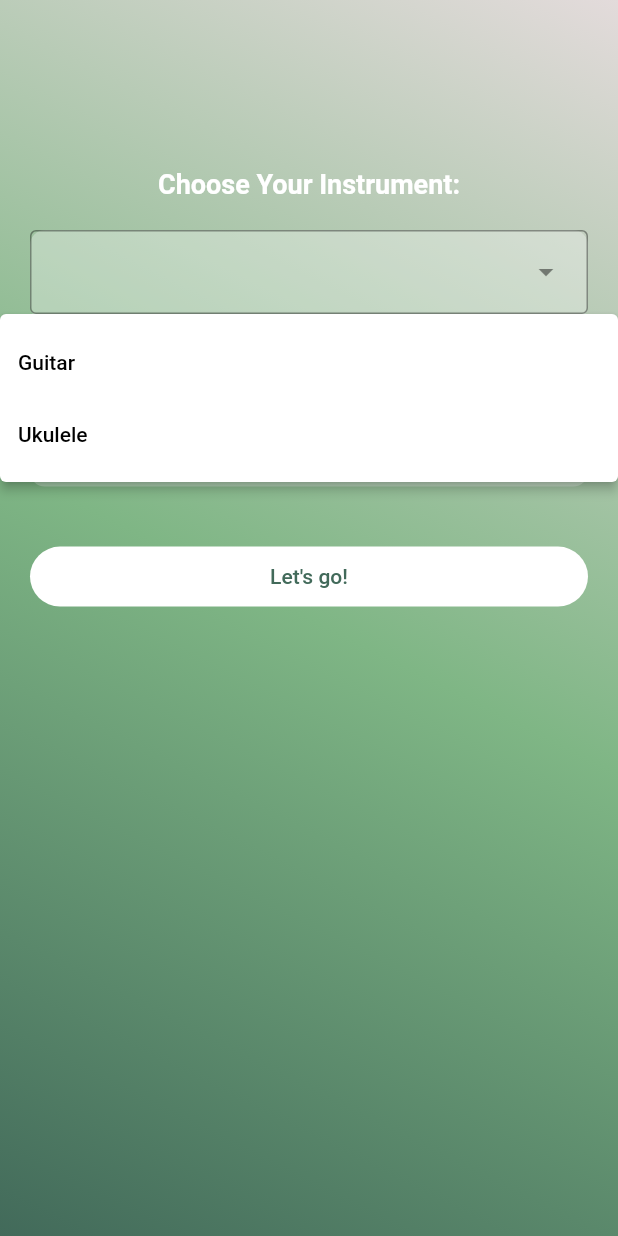
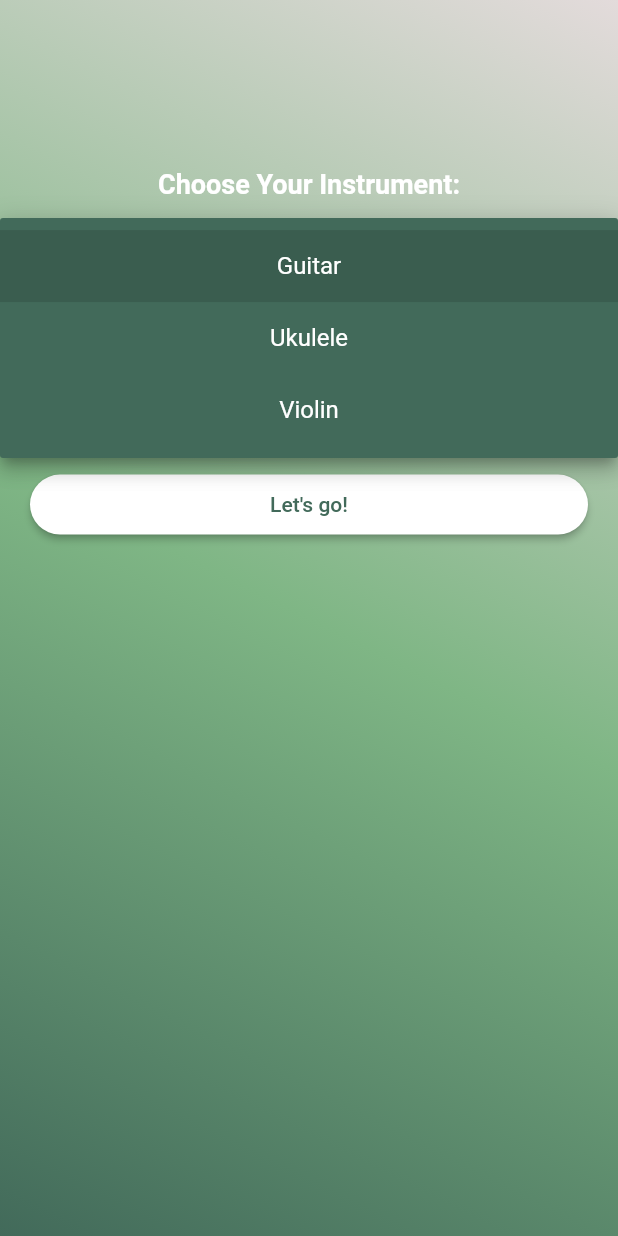
Before and after one commit to polancka/Guitar-tuner-mobile-app-, a Flutter app: the MyHomePage screen opened directly, after a tap on the "arrow drop down" icon, on a phone screen of 412 x 824 dp. Run offline on Flutter 3.47's test engine with Material 2 defaults, Android fonts, the phone set to English and light mode, and no system bars; our stand-ins replace permission_handler; missing offline and left inert: flutter_audio_capture, pitch_detector_dart, pitchupdart.

Commit message:
A lot of new on the tuning page, home page not working!

```diff
--- a/guitar_tuner/lib/home.dart
+++ b/guitar_tuner/lib/home.dart
@@ -1,6 +1,8 @@
 import 'package:flutter/material.dart';
 import 'tuning.dart';
 import 'styles.dart';
+
+//TO FIX: when chosing another instrument , rebuild the second dropdown button --> Currently not working MUST FIX
 
 class MyHomePage extends StatefulWidget {
   @override
@@ -8,8 +10,8 @@ class MyHomePage extends StatefulWidget {
 }
 
 class _MyHomePageState extends State<MyHomePage> {
-  String selectedInstrument = "guitar";
-  String selectedNote = "A";
+  String? selectedInstrument = null;
+  String? selectedNote = null;
   bool isButtonEnabled = false;
 
   @override
@@ -26,14 +28,18 @@ class _MyHomePageState extends State<MyHomePage> {
               colors: [
                 Styles.deepgreen,
                 Styles.lightgreen,
-                      Styles.offwhite
+                Styles.offwhite,
               ],
             ),
           ),
           child: SingleChildScrollView(
             child: Padding(
               padding: EdgeInsets.fromLTRB(
-                        20, MediaQuery.of(context).size.height * 0.1, 20, 0),
+                20,
+                MediaQuery.of(context).size.height * 0.1,
+                20,
+                0,
+              ),
               child: Form(
                 child: Column(
                   mainAxisAlignment: MainAxisAlignment.center,
@@ -45,125 +51,182 @@ class _MyHomePageState extends State<MyHomePage> {
                       style: TextStyle(
                         fontSize: 18,
                         fontWeight: FontWeight.bold,
-                                color: Colors.white), // Set text color to white
+                        color: Colors.white,
+                      ),
                     ),
                     const SizedBox(height: 20),
-                          Container(
-                              width: MediaQuery.of(context).size.width,
-                              height: 60,
-                              decoration: BoxDecoration(
-                                color: Colors.white.withOpacity(
-                                    0.3), // Set the background color of the dropdown
-                                borderRadius: BorderRadius.circular(
-                                    10.0), // Optional: Add border radius for a rounded appearance
+                    // first dropdown
+                    DropdownButton(
+                      dropdownColor: Styles.deepgreen,
+                      items: [
+                        DropdownMenuItem(
+                          child: Center(
+                              child: Text(
+                            "Guitar",
+                            style: TextStyle(color: Colors.white),
+                          )),
+                          value: "Guitar",
                         ),
-                              child: DropdownMenu<String>(
-                                width: MediaQuery.of(context).size.width,
+                        DropdownMenuItem(
+                          child: Center(
+                              child: Text(
+                            "Ukulele",
+                            style: TextStyle(color: Colors.white),
+                          )),
+                          value: "Ukulele",
+                        ),
+                        DropdownMenuItem(
+                          child: Center(
+                              child: Text(
+                            "Violin",
+                            style: TextStyle(color: Colors.white),
+                          )),
+                          value: "Violin",
+                        )
+                      ],
+                      value: selectedInstrument,
+                      onChanged: dropdownInstrumentCallback,
+                      iconEnabledColor: Styles.deepgreen,
+                      isExpanded: true,
+                    ),
 
-                                dropdownMenuEntries: const [
-                                  DropdownMenuEntry(
-                                      value: "guitar", label: "Guitar"),
-                                  DropdownMenuEntry(
-                                      value: "ukulele", label: "Ukulele")
-                                ],
-                                // Set text color to white
-                                onSelected: (value) {
-                                  setState(() {
-                                    selectedInstrument = value!;
-                                    selectedNote =
-                                        ""; // Reset the second dropdown when changing the first one
-                                    isButtonEnabled =
-                                        false; // Disable the button
-                                  });
-                                },
-                              )),
                     const SizedBox(height: 20),
                     const Text(
                       'Choose tuning:',
                       style: TextStyle(
                         fontSize: 18,
                         fontWeight: FontWeight.bold,
-                                color: Colors.white), // Set text color to white
+                        color: Colors.white,
+                      ),
                     ),
                     const SizedBox(height: 10),
-                          Container(
-                              width: MediaQuery.of(context).size.width,
-                              height: 60,
-                              decoration: BoxDecoration(
-                                color: Colors.white.withOpacity(
-                                    0.3), // Set the background color of the dropdown
-                                borderRadius: BorderRadius.circular(
-                                    10.0), // Optional: Add border radius for a rounded appearance
+                    //second dropdown
+
+                    DropdownButton(
+                      dropdownColor: Styles.deepgreen,
+                      items: buildNoteDropdownItems(selectedInstrument),
+                      value: selectedNote,
+                      onChanged: dropdownTuningCallback,
+                      iconEnabledColor: Styles.deepgreen,
+                      isExpanded: true,
                     ),
-                              child: DropdownMenu<String>(
-                                leadingIcon:
-                                    Icon(Icons.music_note, color: Colors.white),
-                                dropdownMenuEntries:
-                                    buildNoteDropdownItems(selectedInstrument),
-                                // Set text color to white
-                                onSelected: (value) {
-                                  setState(() {
-                                    selectedNote = value!;
-                                    isButtonEnabled =
-                                        selectedInstrument != "" &&
-                                            selectedNote != "";
-                                  });
-                                },
-                                // Disable the dropdown if no instrument is selected
-                                //onChanged: selectedInstrument != null ? (value) => {} : null,
-                              )),
+
                     const SizedBox(height: 40),
-                          logInButton(context, "Let's go!", selectedInstrument,
-                              selectedNote)
+                    nextButton(context, "Let's go!", selectedInstrument,
+                        selectedNote, isButtonEnabled),
                   ],
                 ),
               ),
             ),
-                ))));
+          ),
+        ),
+      ),
+    );
   }
 
-  List<DropdownMenuEntry<String>> buildNoteDropdownItems(selectedInstrument) {
-    if (selectedInstrument == "guitar") {
-      return [
-        DropdownMenuEntry(value: "EADGHE", label: "EADGHE"),
-        DropdownMenuEntry(value: "drop D", label: "drop D")
-      ];
-    } else if (selectedInstrument == "ukulele") {
-      return [
-        DropdownMenuEntry(value: "GCEA", label: "GCEA"),
-        DropdownMenuEntry(value: "drop D", label: "drop D")
-      ];
-    } else {
-      return [
-        DropdownMenuEntry(value: "AAA", label: "AAA"),
-        DropdownMenuEntry(value: "BBB", label: "BBB")
-      ];
-    }
+  void dropdownInstrumentCallback(String? selectedValue) {
+    if (selectedValue is String) {
+      setState(() {
+        selectedInstrument = selectedValue;
+        selectedNote = "";
+        updateButtonEnabled();
+      });
     }
   }
 
-SizedBox logInButton(
-    BuildContext context, String text, String instrument, String tuning) {
+  void dropdownTuningCallback(String? selectedTone) {
+    if (selectedTone is String) {
+      setState(() {
+        selectedNote = selectedTone;
+        updateButtonEnabled();
+      });
+    }
+  }
+
+  List<DropdownMenuItem<String>>? buildNoteDropdownItems(
+      String? selectedInstrument) {
+    if (selectedInstrument == null) {
+      return [];
+    }
+    if (selectedInstrument == "Guitar") {
+      return [
+        DropdownMenuItem(
+            value: "EADGHE",
+            child: Center(
+                child: Text("EADGHE", style: TextStyle(color: Colors.white)))),
+        DropdownMenuItem(
+            value: "drop D",
+            child: Center(
+                child: Text("drop D", style: TextStyle(color: Colors.white)))),
+      ];
+    } else if (selectedInstrument == "Ukulele") {
+      return [
+        DropdownMenuItem(
+            value: "GCEA",
+            child: Center(
+                child: Text("GCEA", style: TextStyle(color: Colors.white)))),
+        DropdownMenuItem(
+            value: "drop D",
+            child: Center(
+                child: Text("drop D", style: TextStyle(color: Colors.white)))),
+      ];
+    } else if (selectedInstrument == "Violin") {
+      return [
+        DropdownMenuItem(
+            value: "CGDA",
+            child: Center(
+                child: Text("CGDA", style: TextStyle(color: Colors.white)))),
+        DropdownMenuItem(
+            value: "GDAE",
+            child: Center(
+                child: Text("GDAE", style: TextStyle(color: Colors.white)))),
+        DropdownMenuItem(
+            value: "halfstep",
+            child: Center(
+                child:
+                    Text("halfstep", style: TextStyle(color: Colors.white)))),
+      ];
+    } else {
+      return null;
+    }
+  }
+
+  void updateButtonEnabled() {
+    setState(() {
+      isButtonEnabled = selectedInstrument != null && selectedNote != null;
+    });
+  }
+}
+
+SizedBox nextButton(BuildContext context, String text, String? instrument,
+    String? tuning, bool isButtonEnabled) {
   return SizedBox(
     width: MediaQuery.of(context).size.width,
     height: 40,
-    child: TextButton(
+    child: ElevatedButton(
       onPressed: () {
-          Navigator.push(
+        (instrument != null && tuning != null)
+            ? Navigator.push(
                 context,
                 MaterialPageRoute(
                   builder: (context) =>
-                    TuningPage(instrument: instrument, tuning: tuning)),
-          );
+                      TuningPage(instrument: instrument!, tuning: tuning!),
+                ),
+              )
+            : null;
       },
       style: ButtonStyle(
         shape: MaterialStateProperty.all<RoundedRectangleBorder>(
           RoundedRectangleBorder(
-                    borderRadius: BorderRadius.circular(20))),
+            borderRadius: BorderRadius.circular(20),
+          ),
+        ),
         backgroundColor: MaterialStateProperty.resolveWith((states) {
           return Colors.white;
-            })),
-        child: Text(text, style: TextStyle(color: Styles.deepgreen))),
+        }),
+      ),
+      child: Text(text, style: TextStyle(color: Styles.deepgreen)),
+    ),
   );
 }
 
--- a/guitar_tuner/lib/main.dart
+++ b/guitar_tuner/lib/main.dart
@@ -26,7 +26,7 @@ class MyApp extends StatelessWidget {
         // is not restarted.
         primarySwatch: Colors.grey,
       ),
-      home: MyHomePage(),
+      home: const TuningPage(instrument: "Guitar", tuning: "drop D"),
     );
   }
 }
--- a/guitar_tuner/pubspec.yaml
+++ b/guitar_tuner/pubspec.yaml
@@ -38,6 +38,7 @@ dependencies:
   pitch_detector_dart: ^0.0.2
   pitchupdart: ^0.0.2
   flutter_audio_capture: ^1.0.0
+  permission_handler: ^11.0.1
 
 dev_dependencies:
   flutter_test:
@@ -62,8 +63,9 @@ flutter:
   uses-material-design: true
 
   # To add assets to your application, add an assets section, like this:
-  # assets:
-  #   - images/a_dot_burr.jpeg
+  assets:
+      - lib/utils/wave.gif
+      - lib/utils/still.png
   #   - images/a_dot_ham.jpeg
 
   # An image asset can refer to one or more resolution-specific "variants", see
```
Also changed, not shown: guitar_tuner/lib/tuning.dart (+100 -41 lines), guitar_tuner/lib/utils/still.png (added), guitar_tuner/lib/utils/wave.gif (added), guitar_tuner/permission_screenshot.png (added), guitar_tuner/pubspec.lock, guitar_tuner/sc-tuning1.png (added), guitar_tuner/sc-vhod1.png (added), guitar_tuner/sc-vhod2.png (added), 2 other files. Lines whose indentation alone changed are shown as unchanged.
